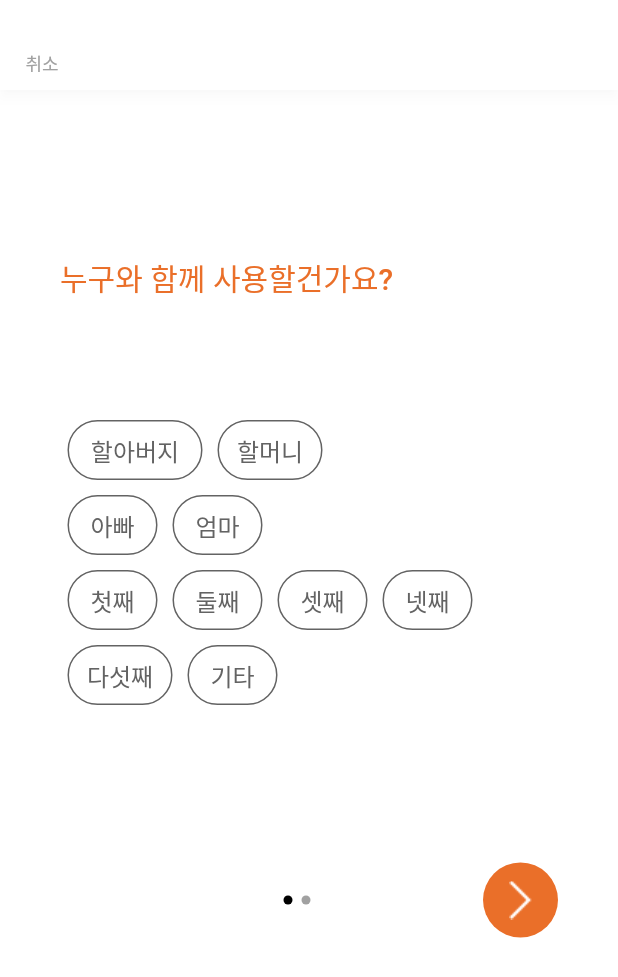
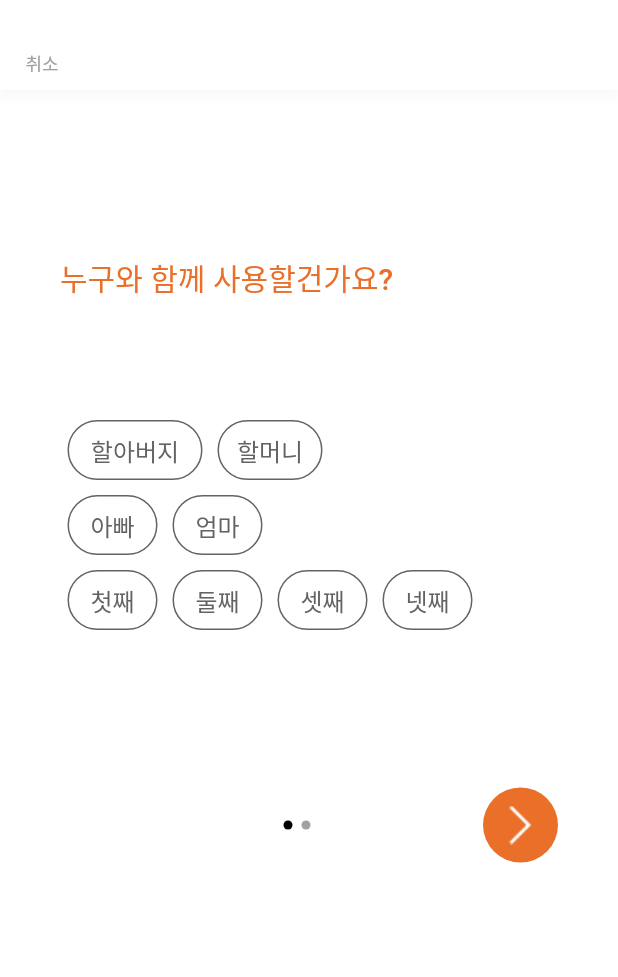
Before and after one commit to NORITHON/fambridge, a Flutter app: the NumbersofFamilyView screen opened by its route, on a phone screen of 412 x 824 dp. Shown: the top 977 px of the screen. Run offline on Flutter 3.47's test engine with Material 2 defaults, Android fonts, the phone set to English and light mode, and no system bars; our stand-ins replace cloud_firestore, firebase_auth, firebase_core, flutter_svg, get, glass and 2 more; missing offline and left inert: wrapped_korean_text; accounts and stored records are empty; Roboto replaces fonts that are missing (GmarketSans); project files that could hold a hidden picture were left out.

Commit message:
familymemer multiple choice and state management

```diff
--- /dev/null
+++ b/lib/controller/family_consist_controller.dart
@@ -0,0 +1,34 @@
+import 'package:get/state_manager.dart';
+
+class FamilyConsistController extends GetxController {
+  RxList<int> target = RxList<int>([]);
+  RxInt targetMyself = 0.obs;
+
+  List<int> getTraget() {
+    List<int> result = [...target];
+    result.sort();
+    return result;
+  }
+
+  Map<String, int> familySet = {
+    "할아버지": 1,
+    "할머니": 2,
+    "아빠": 3,
+    "엄마": 4,
+    "첫째": 5,
+    "둘째": 6,
+    "셋째": 7,
+    "넷째": 8,
+  };
+
+  Map<int, String> familySetInvert = {
+    1: "할아버지",
+    2: "할머니",
+    3: "아빠",
+    4: "엄마",
+    5: "첫째",
+    6: "둘째",
+    7: "셋째",
+    8: "넷째",
+  };
+}
--- a/lib/presentation/pages/familyCode/input_family_code_view.dart
+++ b/lib/presentation/pages/familyCode/input_family_code_view.dart
@@ -180,10 +180,11 @@ class _FamilyCodeFormState extends State<FamilyCodeForm> {
                       //새로운 그룹 생성하기
                       final group =
                           await GroupService.firebase().createNewGroup();
+
                       //새로운 유저 생성하기
                       await AuthService.firebase().addAuthToDatabase(
                         authUser: user,
-                        name: "shinhoo",
+                        name: user.name!,
                         familyRole: FamilyRole.son,
                         birthOrder: 1,
                         groupId: group.familyGroupId,
@@ -195,6 +196,7 @@ class _FamilyCodeFormState extends State<FamilyCodeForm> {
                     } catch (e) {
                       log(e.toString());
                     }
+
                     Get.back();
                     Get.toNamed(Routes.firstDelayRoute);
                   },
--- a/lib/presentation/pages/onboarding/check_myself_view.dart
+++ b/lib/presentation/pages/onboarding/check_myself_view.dart
@@ -1,3 +1,4 @@
+import 'package:fambridge/controller/family_consist_controller.dart';
 import 'package:fambridge/presentation/resources/getx_routes_manager.dart';
 import 'package:flutter/material.dart';
 import 'package:fambridge/presentation/resources/assets_manager.dart';
@@ -5,16 +6,9 @@ import 'package:fambridge/presentation/resources/color_manager.dart';
 import 'package:fambridge/presentation/resources/styles_manager.dart';
 import 'package:get/get.dart';
 
-RxInt target = 0.obs;
-
-class CheckMyselfView extends StatefulWidget {
+class CheckMyselfView extends StatelessWidget {
   const CheckMyselfView({super.key});
 
-  @override
-  _checkMyselfState createState() => _checkMyselfState();
-}
-
-class _checkMyselfState extends State<CheckMyselfView> {
   @override
   Widget build(BuildContext context) {
     return Scaffold(
@@ -39,7 +33,23 @@ class _checkMyselfState extends State<CheckMyselfView> {
               const SizedBox(height: 85),
               const ChoiceForm(),
               const SizedBox(height: 100),
-              Row(
+              const NavIndicate(),
+            ],
+          ),
+        ),
+      ),
+    );
+  }
+}
+
+class NavIndicate extends StatelessWidget {
+  const NavIndicate({
+    super.key,
+  });
+
+  @override
+  Widget build(BuildContext context) {
+    return Row(
       mainAxisAlignment: MainAxisAlignment.spaceBetween,
       children: [
         Row(
@@ -62,8 +72,7 @@ class _checkMyselfState extends State<CheckMyselfView> {
               height: 6,
               width: 6,
               decoration: BoxDecoration(
-                            color: ColorManager.lightGrey,
-                            shape: BoxShape.circle),
+                  color: ColorManager.lightGrey, shape: BoxShape.circle),
             ),
             const SizedBox(
               width: 6,
@@ -78,10 +87,7 @@ class _checkMyselfState extends State<CheckMyselfView> {
         ),
         GestureDetector(
           onTap: () {
-                      Get.toNamed(Routes.LastquestionRoute, arguments: {
-                        "familyMemberCount": Get.arguments['familyMemberCount'],
-                        "UserFamilyOrder": target,
-                      });
+            Get.toNamed(Routes.LastquestionRoute);
           },
           child: CircleProfile(
             profile: ImageAssets.navigateNext,
@@ -89,11 +95,6 @@ class _checkMyselfState extends State<CheckMyselfView> {
           ),
         ),
       ],
-              ),
-            ],
-          ),
-        ),
-      ),
     );
   }
 }
@@ -115,83 +116,17 @@ class ChoiceForm extends StatelessWidget {
   }
 
   List<Widget> buildCheckMySelfForm() {
+    final familyConsistController = Get.put(FamilyConsistController());
+
     List<Widget> result = [];
-    var n = int.parse(Get.arguments['familyMemberCount'].toString());
+    List<int> familystate = familyConsistController.getTraget();
+    Map<int, String> familySet = familyConsistController.familySetInvert;
 
-    List<String> familyMember = [
-      "엄마",
-      "아빠",
-      "첫째",
-      "둘째",
-      "셋째",
-      "넷째",
-      "다섯째",
-      "여섯째",
-      "일곱째",
-      "여덟째",
-      "아홉째",
-      "열째",
-    ];
-
-    for (var i = 0; i < n; i++) {
-      result.add(MenberCountButton(content: familyMember[i], index: i + 1));
-    }
-    return result;
-  }
+    for (var i = 0; i < familystate.length; i++) {
+      result.add(MenberButton(content: familySet[familystate[i]]!));
     }
 
-class MenberCountButton extends StatefulWidget {
-  String content;
-  int index;
-  MenberCountButton({
-    required this.content,
-    required this.index,
-    Key? key,
-  }) : super(key: key);
-
-  @override
-  State<MenberCountButton> createState() => _MenberCountButtonState();
-}
-
-class _MenberCountButtonState extends State<MenberCountButton> {
-  @override
-  Widget build(BuildContext context) {
-    return Obx(
-      () => Padding(
-        padding: const EdgeInsets.symmetric(horizontal: 5, vertical: 5),
-        child: GestureDetector(
-          onTap: () {
-            target.value = widget.index;
-          },
-          child: FittedBox(
-            fit: BoxFit.fitWidth,
-            child: Container(
-              padding: const EdgeInsets.symmetric(horizontal: 10, vertical: 7),
-              decoration: BoxDecoration(
-                color: widget.index == target.value
-                    ? ColorManager.point
-                    : ColorManager.white,
-                borderRadius: BorderRadius.circular(40),
-                border: Border.all(
-                    color: widget.index == target.value
-                        ? ColorManager.white
-                        : ColorManager.darkGrey),
-              ),
-              child: Text(
-                widget.content,
-                textAlign: TextAlign.center,
-                style: getMediumStyle(
-                  color: widget.index == target.value
-                      ? ColorManager.white
-                      : ColorManager.darkGrey,
-                  fontSize: 16,
-                ),
-              ),
-            ),
-          ),
-        ),
-      ),
-    );
+    return result;
   }
 }
 
@@ -293,3 +228,62 @@ class CircleProfileBack extends StatelessWidget {
         ));
   }
 }
+
+class MenberButton extends StatelessWidget {
+  MenberButton({
+    required this.content,
+    Key? key,
+  }) : super(key: key);
+
+  final familyConsistController = Get.put(FamilyConsistController());
+  String content;
+
+  @override
+  Widget build(BuildContext context) {
+    Map<String, int> familySet = familyConsistController.familySet;
+    int index = familySet[content]!;
+    double sizeOfWidth;
+    if (index == 1) {
+      sizeOfWidth = 90;
+    } else if (index == 2) {
+      sizeOfWidth = 80;
+    } else {
+      sizeOfWidth = 60;
+    }
+
+    return Obx(
+      () => Padding(
+        padding: const EdgeInsets.symmetric(horizontal: 5, vertical: 5),
+        child: GestureDetector(
+          onTap: () {
+            familyConsistController.targetMyself.value = index;
+          },
+          child: Container(
+            padding: const EdgeInsets.symmetric(horizontal: 10, vertical: 7),
+            width: sizeOfWidth,
+            decoration: BoxDecoration(
+              color: familyConsistController.targetMyself.value == index
+                  ? ColorManager.point
+                  : ColorManager.white,
+              borderRadius: BorderRadius.circular(40),
+              border: Border.all(
+                  color: familyConsistController.targetMyself.value == index
+                      ? ColorManager.white
+                      : ColorManager.darkGrey),
+            ),
+            child: Text(
+              content,
+              textAlign: TextAlign.center,
+              style: getMediumStyle(
+                color: familyConsistController.targetMyself.value == index
+                    ? ColorManager.white
+                    : ColorManager.darkGrey,
+                fontSize: 16,
+              ),
+            ),
+          ),
+        ),
+      ),
+    );
+  }
+}
--- a/lib/presentation/pages/onboarding/numbers_of_family_view.dart
+++ b/lib/presentation/pages/onboarding/numbers_of_family_view.dart
@@ -1,3 +1,4 @@
+import 'package:fambridge/controller/family_consist_controller.dart';
 import 'package:fambridge/presentation/pages/onboarding/check_myself_view.dart';
 import 'package:fambridge/presentation/resources/getx_routes_manager.dart';
 import 'package:flutter/material.dart';
@@ -6,16 +7,9 @@ import 'package:fambridge/presentation/resources/color_manager.dart';
 import 'package:fambridge/presentation/resources/styles_manager.dart';
 import 'package:get/get.dart';
 
-RxInt target = 0.obs;
-
-class NumbersofFamilyView extends StatefulWidget {
+class NumbersofFamilyView extends StatelessWidget {
   const NumbersofFamilyView({super.key});
 
-  @override
-  _numbersofFamilyState createState() => _numbersofFamilyState();
-}
-
-class _numbersofFamilyState extends State<NumbersofFamilyView> {
   @override
   Widget build(BuildContext context) {
     return Scaffold(
@@ -40,7 +34,23 @@ class _numbersofFamilyState extends State<NumbersofFamilyView> {
               const SizedBox(height: 75),
               const ChoiceForm(),
               const SizedBox(height: 100),
-              Row(
+              const NavIndicate(),
+            ],
+          ),
+        ),
+      ),
+    );
+  }
+}
+
+class NavIndicate extends StatelessWidget {
+  const NavIndicate({
+    super.key,
+  });
+
+  @override
+  Widget build(BuildContext context) {
+    return Row(
       mainAxisAlignment: MainAxisAlignment.end,
       children: [
         Row(
@@ -58,8 +68,7 @@ class _numbersofFamilyState extends State<NumbersofFamilyView> {
               height: 6,
               width: 6,
               decoration: BoxDecoration(
-                            color: ColorManager.lightGrey,
-                            shape: BoxShape.circle),
+                  color: ColorManager.lightGrey, shape: BoxShape.circle),
             ),
           ],
         ),
@@ -68,8 +77,9 @@ class _numbersofFamilyState extends State<NumbersofFamilyView> {
         ),
         GestureDetector(
           onTap: () {
-                      Get.toNamed(Routes.checkMyselfRoute,
-                          arguments: {"familyMemberCount": target});
+            Get.toNamed(
+              Routes.checkMyselfRoute,
+            );
           },
           child: CircleProfile(
             profile: ImageAssets.navigateNext,
@@ -77,11 +87,6 @@ class _numbersofFamilyState extends State<NumbersofFamilyView> {
           ),
         ),
       ],
-              ),
-            ],
-          ),
-        ),
-      ),
     );
   }
 }
@@ -97,32 +102,22 @@ class ChoiceForm extends StatelessWidget {
       children: [
         Row(
           children: [
-            SizedBox(
-                width: 100,
-                child: MenberCountButton(content: "할아버지", index: 2)),
-            SizedBox(
-                width: 80, child: MenberCountButton(content: "할머니", index: 3)),
+            SizedBox(width: 100, child: MenberCountButton(content: "할아버지")),
+            SizedBox(width: 80, child: MenberCountButton(content: "할머니")),
           ],
         ),
         Row(
           children: [
-            MenberCountButton(content: "아빠", index: 4),
-            MenberCountButton(content: "엄마", index: 5),
+            MenberCountButton(content: "아빠"),
+            MenberCountButton(content: "엄마"),
           ],
         ),
         Row(
           children: [
-            MenberCountButton(content: "첫째", index: 6),
-            MenberCountButton(content: "둘째", index: 7),
-            MenberCountButton(content: "셋째", index: 8),
-            MenberCountButton(content: "넷째", index: 9),
-          ],
-        ),
-        Row(
-          children: [
-            SizedBox(
-                width: 80, child: MenberCountButton(content: "다섯째", index: 10)),
-            MenberCountButton(content: "기타", index: 11),
+            MenberCountButton(content: "첫째"),
+            MenberCountButton(content: "둘째"),
+            MenberCountButton(content: "셋째"),
+            MenberCountButton(content: "넷째"),
           ],
         ),
       ],
@@ -130,47 +125,49 @@ class ChoiceForm extends StatelessWidget {
   }
 }
 
-class MenberCountButton extends StatefulWidget {
-  String content;
-  int index;
+class MenberCountButton extends StatelessWidget {
   MenberCountButton({
     required this.content,
-    required this.index,
     Key? key,
   }) : super(key: key);
 
-  @override
-  State<MenberCountButton> createState() => _MenberCountButtonState();
-}
+  final familyConsistController = Get.put(FamilyConsistController());
+  String content;
 
-class _MenberCountButtonState extends State<MenberCountButton> {
   @override
   Widget build(BuildContext context) {
+    Map<String, int> familySet = familyConsistController.familySet;
+    int index = familySet[content]!;
+
     return Obx(
       () => Padding(
         padding: const EdgeInsets.symmetric(horizontal: 5, vertical: 5),
         child: GestureDetector(
           onTap: () {
-            target.value = widget.index;
+            if (familyConsistController.target.contains(index)) {
+              familyConsistController.target.remove(index);
+            } else {
+              familyConsistController.target.add(index);
+            }
           },
           child: Container(
             padding: const EdgeInsets.symmetric(horizontal: 10, vertical: 7),
             width: 60,
             decoration: BoxDecoration(
-              color: widget.index == target.value
+              color: familyConsistController.target.contains(index)
                   ? ColorManager.point
                   : ColorManager.white,
               borderRadius: BorderRadius.circular(40),
               border: Border.all(
-                  color: widget.index == target.value
+                  color: familyConsistController.target.contains(index)
                       ? ColorManager.white
                       : ColorManager.darkGrey),
             ),
             child: Text(
-              widget.content,
+              content,
               textAlign: TextAlign.center,
               style: getMediumStyle(
-                color: widget.index == target.value
+                color: familyConsistController.target.contains(index)
                     ? ColorManager.white
                     : ColorManager.darkGrey,
                 fontSize: 16,
--- a/lib/presentation/resources/getx_routes_manager.dart
+++ b/lib/presentation/resources/getx_routes_manager.dart
@@ -77,7 +77,7 @@ List<GetPage<dynamic>> getPages = [
   GetPage(
     name: Routes.numbersofFamilyRoute,
     page: () => const NumbersofFamilyView(),
-    transition: Transition.downToUp,
+    transition: Transition.rightToLeft,
   ),
   GetPage(
     name: Routes.LastquestionRoute,
@@ -97,17 +97,17 @@ List<GetPage<dynamic>> getPages = [
   GetPage(
     name: Routes.firstDelayRoute,
     page: () => const firstDelayView(),
-    transition: Transition.downToUp,
+    transition: Transition.rightToLeft,
   ),
   GetPage(
     name: Routes.secondDelayRoute,
     page: () => const second_delayView(),
-    transition: Transition.downToUp,
+    transition: Transition.rightToLeft,
   ),
   GetPage(
     name: Routes.checkMyselfRoute,
     page: () => const CheckMyselfView(),
-    transition: Transition.downToUp,
+    transition: Transition.rightToLeft,
   ),
   GetPage(
     name: Routes.buildPages,
```
Also changed, not shown: lib/presentation/pages/onboarding/last_question_view.dart (+0 -9 lines). Lines whose indentation alone changed are shown as unchanged.
